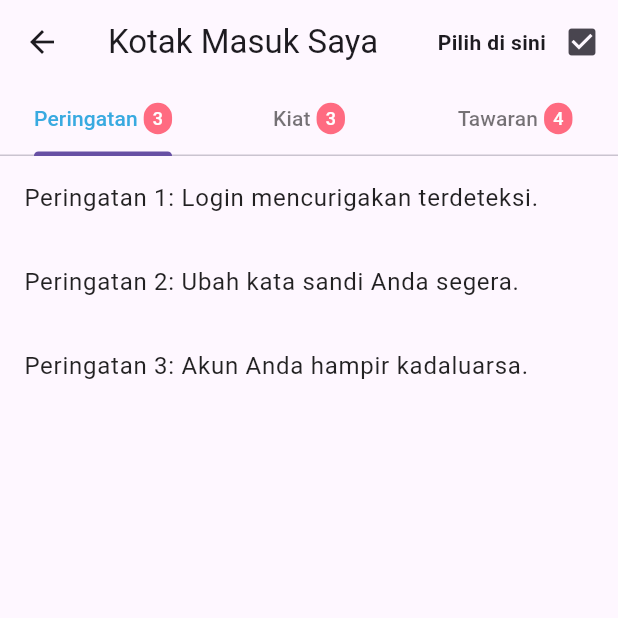
After one commit to MhdRefdi/rucas_exam, a Flutter app: the InboxScreen screen opened by its route, on a phone screen of 412 x 824 dp, the top half of it. The commit adds this screen. Run offline on Flutter 3.47's test engine with Material 3 defaults, Android fonts, the phone set to English and light mode, and no system bars; our stand-ins replace flutter_svg_provider.

Commit message:
commit forgot password and inbox

```diff
--- /dev/null
+++ b/lib/models/message.dart
@@ -0,0 +1,13 @@
+class Message {
+  final String id;
+  final String content;
+  final String category;
+  bool isChecked;
+
+  Message({
+    required this.id,
+    required this.content,
+    required this.category,
+    this.isChecked = false,
+  });
+}
--- /dev/null
+++ b/lib/provider/message_provider.dart
@@ -0,0 +1,94 @@
+import 'package:flutter/material.dart';
+import '../models/message.dart';
+
+class MessageProvider extends ChangeNotifier {
+  final List<Message> _messages = [
+    Message(
+      id: '1',
+      content: 'Peringatan 1: Login mencurigakan terdeteksi.',
+      category: 'Peringatan',
+    ),
+    Message(
+      id: '2',
+      content: 'Peringatan 2: Ubah kata sandi Anda segera.',
+      category: 'Peringatan',
+    ),
+    Message(
+      id: '3',
+      content: 'Peringatan 3: Akun Anda hampir kadaluarsa.',
+      category: 'Peringatan',
+    ),
+    Message(id: '4', content: 'Kiat Aman Belajar Online', category: 'Kiat'),
+    Message(
+      id: '5',
+      content: 'Kiat: Selalu gunakan verifikasi dua langkah.',
+      category: 'Kiat',
+    ),
+    Message(
+      id: '6',
+      content: 'Kiat: Jangan bagikan OTP kepada siapa pun.',
+      category: 'Kiat',
+    ),
+    Message(
+      id: '7',
+      content: 'Tawaran: Diskon 50% belajar selama 1 bulan',
+      category: 'Tawaran',
+    ),
+    Message(
+      id: '8',
+      content: 'Tawaran: Promo Buku hingga 10 ribu.',
+      category: 'Tawaran',
+    ),
+    Message(
+      id: '9',
+      content: 'Tawaran: Cashback 20% untuk pengguna baru.',
+      category: 'Tawaran',
+    ),
+    Message(
+      id: '10',
+      content: 'Tawaran: Beli 1 Bku Gratis 1 selama April!',
+      category: 'Tawaran',
+    ),
+  ];
+
+  bool _selectionMode = false;
+
+  bool get selectionMode => _selectionMode;
+
+  void toggleSelectionMode() {
+    _selectionMode = !_selectionMode;
+    if (!_selectionMode) {
+      for (var msg in _messages) {
+        msg.isChecked = false;
+      }
+    }
+    notifyListeners();
+  }
+
+  List<Message> getMessagesByCategory(String category) {
+    return _messages
+        .where((msg) => msg.category.toLowerCase() == category.toLowerCase())
+        .toList();
+  }
+
+  void toggleCheck(Message message) {
+    message.isChecked = !message.isChecked;
+    notifyListeners();
+  }
+
+  int getCheckedCount() {
+    return _messages.where((msg) => msg.isChecked).length;
+  }
+
+  void deleteCheckedMessages() {
+    _messages.removeWhere((msg) => msg.isChecked);
+    _selectionMode = false;
+    notifyListeners();
+  }
+
+  int countByCategory(String category) {
+    return _messages
+        .where((msg) => msg.category.toLowerCase() == category.toLowerCase())
+        .length;
+  }
+}
--- /dev/null
+++ b/lib/screens/inbox_screen.dart
@@ -0,0 +1,114 @@
+import 'package:flutter/material.dart';
+import 'package:provider/provider.dart';
+import 'package:rucas_exam_project/config/theme_config.dart';
+import 'package:rucas_exam_project/provider/message_provider.dart';
+import 'package:rucas_exam_project/widgets/inbox/inbox_tab.dart';
+
+class InboxScreen extends StatefulWidget {
+  final AppTheme theme = AppTheme();
+
+  InboxScreen({super.key});
+
+  @override
+  State<InboxScreen> createState() => _InboxScreenState();
+}
+
+class _InboxScreenState extends State<InboxScreen> {
+  @override
+  Widget build(BuildContext context) {
+    final provider = Provider.of<MessageProvider>(context);
+
+    return DefaultTabController(
+      length: 3,
+      child: Scaffold(
+        appBar: AppBar(
+          leading: BackButton(),
+          title: Text('Kotak Masuk Saya'),
+          actions: [
+            Row(
+              children: [
+                Text(
+                  provider.selectionMode ? 'Close' : 'Pilih di sini',
+                  style: TextStyle(fontWeight: FontWeight.bold),
+                ),
+                IconButton(
+                  icon: Icon(
+                    provider.selectionMode ? Icons.close : Icons.check_box,
+                  ),
+                  onPressed: () => provider.toggleSelectionMode(),
+                ),
+              ],
+            ),
+          ],
+
+          bottom: TabBar(
+            labelColor: widget.theme.primaryColor,
+            unselectedLabelColor: Colors.black54,
+            indicatorColor: Theme.of(context).primaryColor,
+            tabs: [
+              Tab(
+                child: Row(
+                  mainAxisSize: MainAxisSize.min,
+                  children: [
+                    Text('Peringatan'),
+                    SizedBox(width: 4),
+                    Badge(count: provider.countByCategory('Peringatan')),
+                  ],
+                ),
+              ),
+              Tab(
+                child: Row(
+                  mainAxisSize: MainAxisSize.min,
+                  children: [
+                    Text('Kiat'),
+                    SizedBox(width: 4),
+                    Badge(count: provider.countByCategory('Kiat')),
+                  ],
+                ),
+              ),
+              Tab(
+                child: Row(
+                  mainAxisSize: MainAxisSize.min,
+                  children: [
+                    Text('Tawaran'),
+                    SizedBox(width: 4),
+                    Badge(count: provider.countByCategory('Tawaran')),
+                  ],
+                ),
+              ),
+            ],
+          ),
+        ),
+        body: TabBarView(
+          children: [
+            InboxTab(category: 'Peringatan'),
+            InboxTab(category: 'Kiat'),
+            InboxTab(category: 'Tawaran'),
+          ],
+        ),
+      ),
+    );
+  }
+}
+
+class Badge extends StatelessWidget {
+  final int count;
+
+  const Badge({required this.count, super.key});
+
+  @override
+  Widget build(BuildContext context) {
+    if (count == 0) return SizedBox.shrink();
+    return Container(
+      padding: EdgeInsets.symmetric(horizontal: 6, vertical: 2),
+      decoration: BoxDecoration(
+        color: Color(0xFFFF6B81),
+        borderRadius: BorderRadius.circular(12),
+      ),
+      child: Text(
+        '$count',
+        style: TextStyle(color: Colors.white, fontSize: 12),
+      ),
+    );
+  }
+}
--- /dev/null
+++ b/lib/widgets/inbox/inbox_tab.dart
@@ -0,0 +1,86 @@
+import 'package:flutter/material.dart';
+import 'package:provider/provider.dart';
+import 'package:rucas_exam_project/provider/message_provider.dart';
+
+class InboxTab extends StatelessWidget {
+  final String category;
+
+  const InboxTab({required this.category, super.key});
+
+  @override
+  Widget build(BuildContext context) {
+    final provider = Provider.of<MessageProvider>(context);
+    final messages = provider.getMessagesByCategory(category);
+    final selectionMode = provider.selectionMode;
+
+    if (messages.isEmpty) {
+      return Center(
+        child: Column(
+          mainAxisAlignment: MainAxisAlignment.center,
+          children: [
+            Image.asset('assets/mailbox.png', height: 180),
+            SizedBox(height: 20),
+            Text(
+              'Selesai! Anda tidak memiliki pesan baru.',
+              style: TextStyle(fontSize: 16, color: Colors.black87),
+            ),
+          ],
+        ),
+      );
+    }
+
+    return Column(
+      children: [
+        Expanded(
+          child: ListView.builder(
+            itemCount: messages.length,
+            itemBuilder: (context, index) {
+              final message = messages[index];
+              return ListTile(
+                leading:
+                    selectionMode
+                        ? Checkbox(
+                          value: message.isChecked,
+                          activeColor: Theme.of(context).primaryColor,
+                          onChanged: (_) {
+                            provider.toggleCheck(message);
+                          },
+                        )
+                        : null,
+                title: Text(
+                  message.content,
+                  style: TextStyle(
+                    fontWeight: FontWeight.normal,
+                    color: Colors.black87,
+                  ),
+                ),
+              );
+            },
+          ),
+        ),
+        if (selectionMode)
+          Padding(
+            padding: const EdgeInsets.all(16),
+            child: Row(
+              mainAxisAlignment: MainAxisAlignment.spaceBetween,
+              children: [
+                Text('${provider.getCheckedCount()} dipilih'),
+                ElevatedButton.icon(
+                  onPressed:
+                      provider.getCheckedCount() > 0
+                          ? () => provider.deleteCheckedMessages()
+                          : null,
+                  icon: Icon(Icons.delete),
+                  label: Text('Hapus'),
+                  style: ElevatedButton.styleFrom(
+                    backgroundColor: Color(0xFFFF6B81),
+                    foregroundColor: Colors.white,
+                  ),
+                ),
+              ],
+            ),
+          ),
+      ],
+    );
+  }
+}
```
Also changed, not shown: lib/data/exam_data.dart (+37 -85 lines), lib/main.dart (+15 -6 lines), lib/provider/exam_provider.dart (+15 -13 lines), lib/screens/ForgotPassword.dart (added, +97 -0 lines), lib/widgets/exam/question_navigation.dart (+12 -13 lines), lib/widgets/login_form.dart (+4 -4 lines), lib/config/theme_config.dart (line endings or trailing spaces), lib/models/exam_model.dart (renamed from lib/models/exam_data.dart), pubspec.yaml (line endings or trailing spaces).
